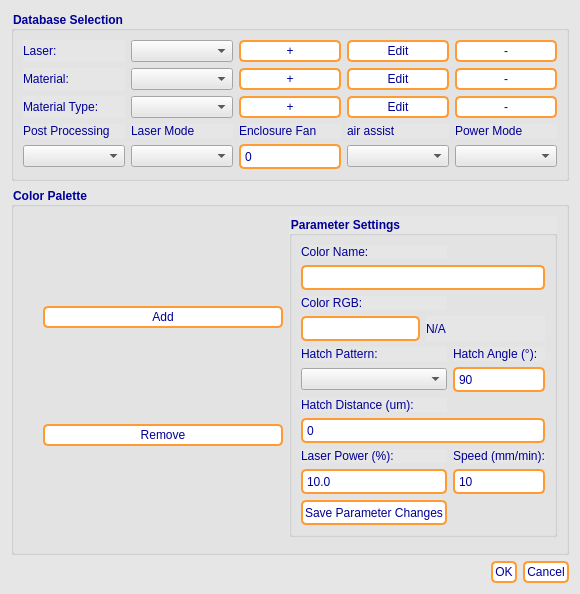
The window that Database/database_navigator.ui (goegilein/BildHatcher) describes before a commit, drawn with Qt 5.
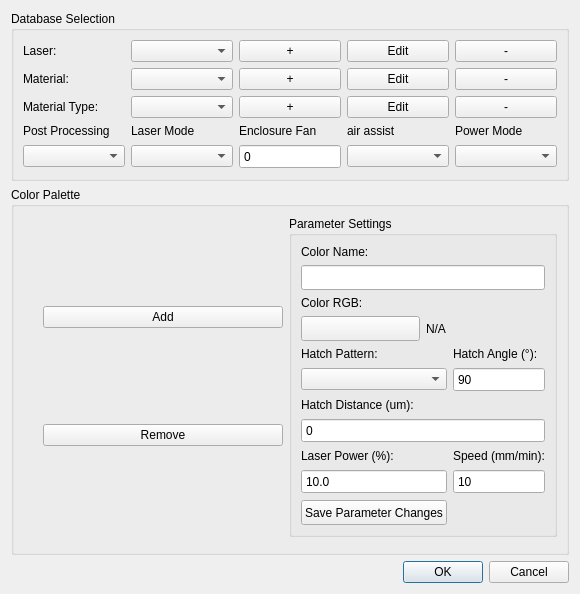
The same window after the commit.

Commit message:
P12.9: Atelier style for all windows, native explorer for config files
- the database explorer and the New Blank dialog drop their own old
  stylesheets, so the app style (dark / bright) applies; the database window
  started on its own gets the theme too
- load / save config uses the native Windows explorer again
- plain group boxes get room for their title

```diff
--- a/Database/database_navigator.ui
+++ b/Database/database_navigator.ui
@@ -19,54 +19,6 @@
   <property name="windowTitle">
    <string>Database Navigator</string>
   </property>
-  <property name="styleSheet">
-   <string notr="true">QWidget{
-background-color: rgb(230,230,230);
-
-}
-
-QPushButton {
- 	background-color: rgb(255,255,255); 	/* Background color */
- 	color: rgb(0, 0, 150); 	/* Text color */
- 	border: 2px solid rgb(255,155, 50); 	/* Border color */
- 	border-radius: 5px; 	/* Rounded edges */
- 	padding: 2px;
-}
-
-QPushButton:hover {
- 	background-color: rgb(245, 245, 255); 	/* Background color when hovered */
- 	color: rgb(0, 0, 200);
- 	border-color:rgb(225, 105, 0); 	/* Border color when hovered */
-}
-
-QPushButton:pressed {
-  background-color: rgb(200,200, 210); 	/* Background color when pressed */
- 	border: 3px solid rgb(205, 85, 0);
-}
-
-QPushButton:checked {
- 	background-color: rgb(220,220, 220);
- 	border: 3px solid rgb(205, 105, 0);
- 	font-weight: bold; 	/* Bold text */
-}
-
-QGroupBox{
-color: rgb(0, 0, 150); 	/* Text color */
-font-weight: bold; 	/* Bold text */
-}
-
-QLabel{
-color: rgb(0, 0, 150); 	/* Text color */
-}
-
-QLineEdit, QDoubleSpinBox, QSpinBox {
-background-color: rgb(255,255,255);
-color: rgb(0, 0, 150); 	/* Text color */
-border: 2px solid rgb(255,155,50); 	/* Border color */
-border-radius: 5px; 	/* Rounded edges */
-padding : 2px;
-}</string>
-  </property>
   <layout class="QGridLayout" name="gridLayout">
    <item row="2" column="0">
     <widget class="QGroupBox" name="palette_group">
```
The commit also changes 7 other files.
